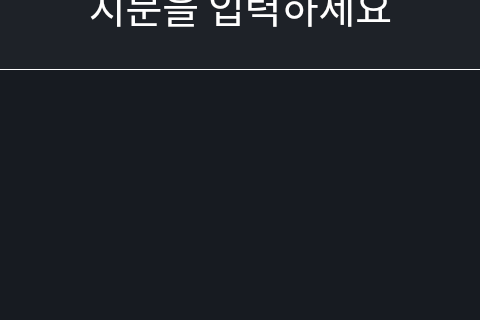
Old version of the form fingerprint_code/fingerprint_gui.ui in the repository min-shy03/Fingerprint-client; both pictures show x 165 to 645 and y 160 to 480 of the 811 by 480 pixel window.
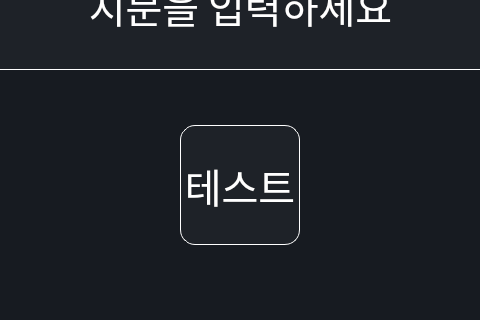
New version of the form. The open tabs and pages were chosen to show the change.

The edit to the form file:
```diff
--- a/fingerprint_code/fingerprint_gui.ui
+++ b/fingerprint_code/fingerprint_gui.ui
@@ -531,6 +531,43 @@
        <set>Qt::AlignCenter</set>
       </property>
      </widget>
+     <widget class="QPushButton" name="mock_test_button">
+      <property name="geometry">
+       <rect>
+        <x>345</x>
+        <y>285</y>
+        <width>120</width>
+        <height>120</height>
+       </rect>
+      </property>
+      <property name="minimumSize">
+       <size>
+        <width>120</width>
+        <height>120</height>
+       </size>
+      </property>
+      <property name="maximumSize">
+       <size>
+        <width>120</width>
+        <height>120</height>
+       </size>
+      </property>
+      <property name="font">
+       <font>
+        <family>AppleSDGothicNeoB00</family>
+        <pointsize>30</pointsize>
+       </font>
+      </property>
+      <property name="styleSheet">
+       <string notr="true">background-color: rgb(30, 34, 40);
+color: white;
+border: 1px solid white;
+border-radius: 15px;</string>
+      </property>
+      <property name="text">
+       <string>테스트</string>
+      </property>
+     </widget>
     </widget>
     <widget class="QWidget" name="page_registration">
      <widget class="QWidget" name="gridLayoutWidget">
```
